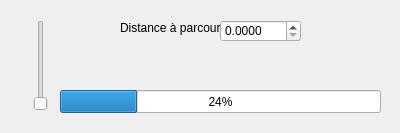
The window that directsimul.ui (KartProject/IHM) describes before a commit, drawn with Qt 5.
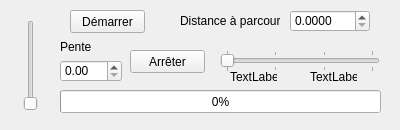
The same window after the commit.

```diff
--- a/directsimul.ui
+++ b/directsimul.ui
@@ -7,7 +7,7 @@
     <x>0</x>
     <y>0</y>
     <width>400</width>
-    <height>133</height>
+    <height>130</height>
    </rect>
   </property>
   <property name="windowTitle">
@@ -23,13 +23,13 @@
     </rect>
    </property>
    <property name="value">
-    <number>24</number>
+    <number>0</number>
    </property>
   </widget>
   <widget class="QSlider" name="verticalSlider">
    <property name="geometry">
     <rect>
-     <x>30</x>
+     <x>20</x>
      <y>20</y>
      <width>22</width>
      <height>91</height>
@@ -42,9 +42,9 @@
   <widget class="QDoubleSpinBox" name="doubleSpinBox">
    <property name="geometry">
     <rect>
-     <x>220</x>
-     <y>20</y>
-     <width>81</width>
+     <x>290</x>
+     <y>10</y>
+     <width>80</width>
      <height>22</height>
     </rect>
    </property>
@@ -54,20 +54,126 @@
    <property name="maximum">
     <double>1000.000000000000000</double>
    </property>
+   <property name="value">
+    <double>0.000000000000000</double>
+   </property>
   </widget>
   <widget class="QLabel" name="label">
    <property name="geometry">
     <rect>
-     <x>120</x>
-     <y>20</y>
-     <width>101</width>
-     <height>16</height>
+     <x>180</x>
+     <y>10</y>
+     <width>100</width>
+     <height>22</height>
     </rect>
    </property>
    <property name="text">
     <string>Distance à parcourir</string>
    </property>
   </widget>
+  <widget class="QDoubleSpinBox" name="gradiant">
+   <property name="geometry">
+    <rect>
+     <x>60</x>
+     <y>60</y>
+     <width>62</width>
+     <height>22</height>
+    </rect>
+   </property>
+  </widget>
+  <widget class="QLabel" name="label_2">
+   <property name="geometry">
+    <rect>
+     <x>60</x>
+     <y>40</y>
+     <width>47</width>
+     <height>13</height>
+    </rect>
+   </property>
+   <property name="text">
+    <string>Pente</string>
+   </property>
+  </widget>
+  <widget class="QSlider" name="slider">
+   <property name="geometry">
+    <rect>
+     <x>220</x>
+     <y>50</y>
+     <width>160</width>
+     <height>22</height>
+    </rect>
+   </property>
+   <property name="maximum">
+    <number>3</number>
+   </property>
+   <property name="sliderPosition">
+    <number>0</number>
+   </property>
+   <property name="tracking">
+    <bool>true</bool>
+   </property>
+   <property name="orientation">
+    <enum>Qt::Horizontal</enum>
+   </property>
+   <property name="invertedAppearance">
+    <bool>false</bool>
+   </property>
+   <property name="tickPosition">
+    <enum>QSlider::TicksBothSides</enum>
+   </property>
+  </widget>
+  <widget class="QPushButton" name="start">
+   <property name="geometry">
+    <rect>
+     <x>70</x>
+     <y>10</y>
+     <width>75</width>
+     <height>23</height>
+    </rect>
+   </property>
+   <property name="text">
+    <string>Démarrer</string>
+   </property>
+  </widget>
+  <widget class="QPushButton" name="stop">
+   <property name="geometry">
+    <rect>
+     <x>130</x>
+     <y>50</y>
+     <width>75</width>
+     <height>23</height>
+    </rect>
+   </property>
+   <property name="text">
+    <string>Arrêter</string>
+   </property>
+  </widget>
+  <widget class="QLabel" name="label_3">
+   <property name="geometry">
+    <rect>
+     <x>230</x>
+     <y>70</y>
+     <width>47</width>
+     <height>13</height>
+    </rect>
+   </property>
+   <property name="text">
+    <string>TextLabel</string>
+   </property>
+  </widget>
+  <widget class="QLabel" name="label_4">
+   <property name="geometry">
+    <rect>
+     <x>310</x>
+     <y>70</y>
+     <width>47</width>
+     <height>13</height>
+    </rect>
+   </property>
+   <property name="text">
+    <string>TextLabel</string>
+   </property>
+  </widget>
  </widget>
  <resources/>
  <connections/>
```
Left out of the diff: 7 changed lines with no effect on the pictures.
